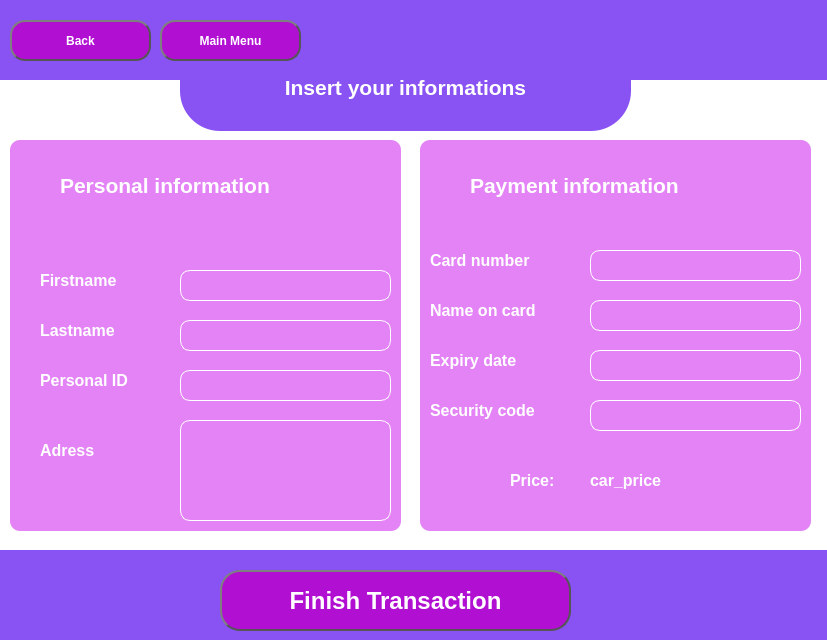
Before: the Qt Designer form lab 3/shop.ui in iftimeadrian31/VehicleShop, drawn with Qt 5.
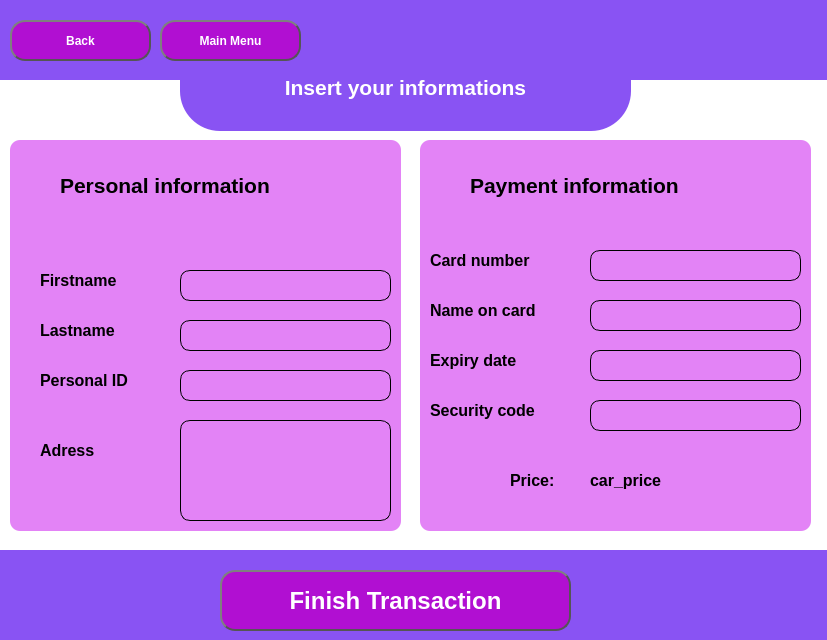
After: the same form once the commit is applied. The open tabs and pages were chosen to show the change. Icons and pictures are not drawn.

What changed in the file:
```diff
--- a/lab 3/shop.ui
+++ b/lab 3/shop.ui
@@ -968,7 +968,7 @@
       </property>
       <property name="styleSheet">
        <string notr="true">background-color:rgb(227, 131, 246);
-color:rgb(255, 255, 255);
+color:rgb(0, 0, 0);
 border-radius:10px;</string>
       </property>
       <widget class="QLabel" name="label_17">
@@ -1001,10 +1001,16 @@
         </rect>
        </property>
        <property name="styleSheet">
-        <string notr="true">color:rgb(255, 255, 255);
+        <string notr="true">QLineEdit{color:rgb(0, 0, 0);
+border-style:solid;
+border-color:rgb(0, 0, 0);
+border-width:1px
+}
+QLineEdit:focus{color:rgb(0, 0, 0);
 border-style:solid;
 border-color:rgb(255, 255, 255);
-border-width:1px;</string>
+border-width:1px
+}</string>
        </property>
       </widget>
       <widget class="QLabel" name="label_19">
@@ -1037,10 +1043,16 @@
         </rect>
        </property>
        <property name="styleSheet">
-        <string notr="true">border-style:solid;
+        <string notr="true">QLineEdit{color:rgb(0, 0, 0);
+border-style:solid;
+border-color:rgb(0, 0, 0);
+border-width:1px
+}
+QLineEdit:focus{color:rgb(0, 0, 0);
+border-style:solid;
 border-color:rgb(255, 255, 255);
-border-width:1px;
-color:rgb(255, 255, 255);</string>
+border-width:1px
+}</string>
        </property>
       </widget>
       <widget class="QLabel" name="label_20">
@@ -1073,10 +1085,16 @@
         </rect>
        </property>
        <property name="styleSheet">
-        <string notr="true">color:rgb(255, 255, 255);
+        <string notr="true">QLineEdit{color:rgb(0, 0, 0);
+border-style:solid;
+border-color:rgb(0, 0, 0);
+border-width:1px
+}
+QLineEdit:focus{color:rgb(0, 0, 0);
 border-style:solid;
 border-color:rgb(255, 255, 255);
-border-width:1px;</string>
+border-width:1px
+}</string>
        </property>
       </widget>
       <widget class="QLabel" name="label_18">
@@ -1129,10 +1147,16 @@
         </rect>
        </property>
        <property name="styleSheet">
-        <string notr="true">color:rgb(255, 255, 255);
+        <string notr="true">QLineEdit{color:rgb(0, 0, 0);
+border-style:solid;
+border-color:rgb(0, 0, 0);
+border-width:1px
+}
+QLineEdit:focus{color:rgb(0, 0, 0);
 border-style:solid;
 border-color:rgb(255, 255, 255);
-border-width:1px;</string>
+border-width:1px
+}</string>
        </property>
       </widget>
       <widget class="QLabel" name="label_27">
@@ -1187,7 +1211,7 @@
       </property>
       <property name="styleSheet">
        <string notr="true">background-color:rgb(227, 131, 246);
-color:rgb(255, 255, 255);
+color:rgb(0, 0, 0);
 border-radius:10px;</string>
       </property>
       <widget class="QLineEdit" name="lineEdit">
@@ -1200,10 +1224,16 @@
         </rect>
        </property>
        <property name="styleSheet">
-        <string notr="true">color:rgb(255, 255, 255);
+        <string notr="true">QLineEdit{color:rgb(0, 0, 0);
+border-style:solid;
+border-color:rgb(0, 0, 0);
+border-width:1px
+}
+QLineEdit:focus{color:rgb(0, 0, 0);
 border-style:solid;
 border-color:rgb(255, 255, 255);
-border-width:1px</string>
+border-width:1px
+}</string>
        </property>
       </widget>
       <widget class="QLineEdit" name="lineEdit_2">
@@ -1216,10 +1246,16 @@
         </rect>
        </property>
        <property name="styleSheet">
-        <string notr="true">border-style:solid;
+        <string notr="true">QLineEdit{color:rgb(0, 0, 0);
+border-style:solid;
+border-color:rgb(0, 0, 0);
+border-width:1px
+}
+QLineEdit:focus{color:rgb(0, 0, 0);
+border-style:solid;
 border-color:rgb(255, 255, 255);
-border-width:1px;
-color:rgb(255, 255, 255);</string>
+border-width:1px
+}</string>
        </property>
       </widget>
       <widget class="QLineEdit" name="lineEdit_3">
@@ -1232,10 +1268,16 @@
         </rect>
        </property>
        <property name="styleSheet">
-        <string notr="true">color:rgb(255, 255, 255);
+        <string notr="true">QLineEdit{color:rgb(0, 0, 0);
+border-style:solid;
+border-color:rgb(0, 0, 0);
+border-width:1px
+}
+QLineEdit:focus{color:rgb(0, 0, 0);
 border-style:solid;
 border-color:rgb(255, 255, 255);
-border-width:1px</string>
+border-width:1px
+}</string>
        </property>
       </widget>
       <widget class="QLabel" name="label">
@@ -1328,9 +1370,16 @@
         </rect>
        </property>
        <property name="styleSheet">
-        <string notr="true">border-style:solid;
+        <string notr="true">QTextEdit{color:rgb(0, 0, 0);
+border-style:solid;
+border-color:rgb(0, 0, 0);
+border-width:1px
+}
+QTextEdit:focus{color:rgb(0, 0, 0);
+border-style:solid;
 border-color:rgb(255, 255, 255);
-border-width:1px</string>
+border-width:1px
+}</string>
        </property>
       </widget>
       <widget class="QLabel" name="label_16">
@@ -1450,12 +1499,18 @@
         </font>
        </property>
        <property name="styleSheet">
-        <string notr="true">background-color:rgb(177, 15, 210);
+        <string notr="true">QPushButton{background-color:rgb(177, 15, 210);
 color:rgb(255, 255, 255);
 border: 2px solid #555;
-border-radius: 20px;
+border-radius: 15px;
 border-style: outset;
-padding: 5px;</string>
+padding: 5px;}
+QPushButton:hover {
+    background-color: rgb(227, 131, 246);
+}
+QPushButton:pressed {
+    background-color: rgb(96, 9, 114);
+}</string>
        </property>
        <property name="text">
         <string>Finish Transaction</string>
```
Left out of the diff: 216 changed lines with no effect on the pictures.
